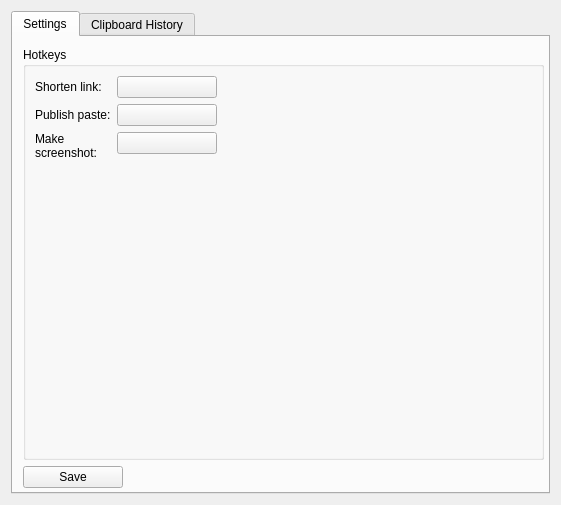
Before: the Qt Designer form clipper.ui in antvconst/Clipper, drawn with Qt 5.
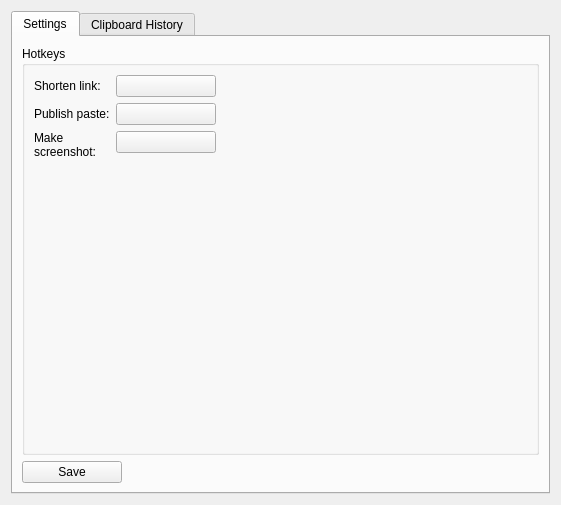
After: the same form once the commit is applied. Icons and pictures are not drawn.

Diff of the .ui file:
```diff
--- a/clipper.ui
+++ b/clipper.ui
@@ -27,15 +27,6 @@
       <attribute name="title">
        <string>Settings</string>
       </attribute>
-      <widget class="QWidget" name="">
-       <property name="geometry">
-        <rect>
-         <x>10</x>
-         <y>10</y>
-         <width>521</width>
-         <height>441</height>
-        </rect>
-       </property>
        <layout class="QVBoxLayout" name="verticalLayout_3">
         <item>
          <widget class="QGroupBox" name="groupBox">
@@ -121,7 +112,6 @@
          </widget>
         </item>
        </layout>
-      </widget>
      </widget>
      <widget class="QWidget" name="historyTab">
       <attribute name="title">
```
Lines whose indentation alone changed are shown as unchanged.
